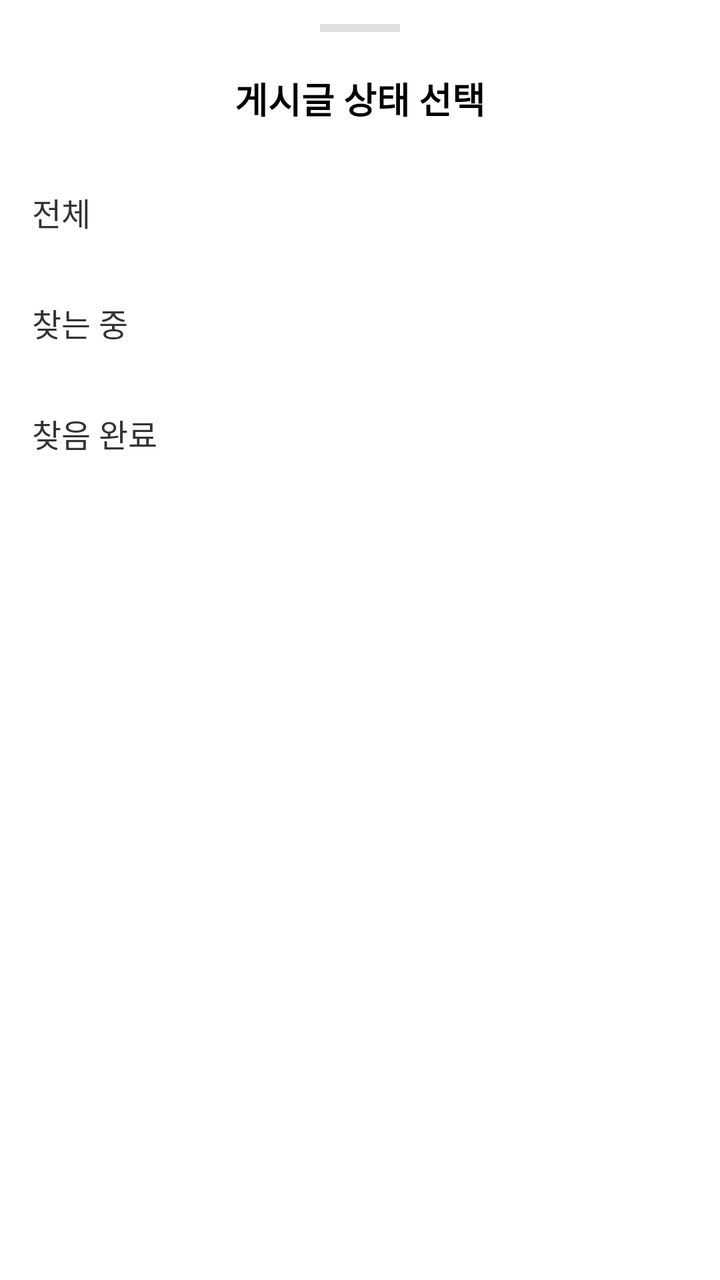
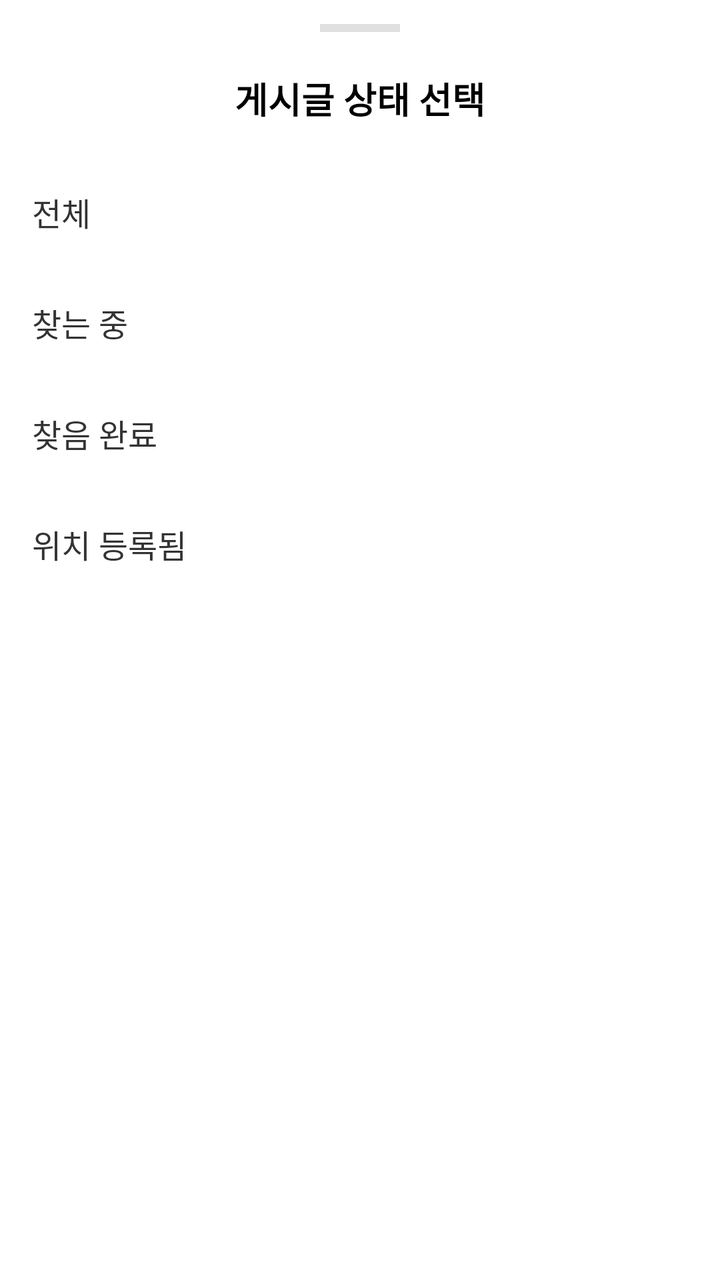

Before-and-after screenshots of an Android layout around one commit, followed by the original layout XML and the change that was made.
<!-- AndroidManifest.xml: application theme Theme.JubJub -->
<!-- res/layout/filter_lost_found.xml -->
<?xml version="1.0" encoding="utf-8"?>
<LinearLayout xmlns:android="http://schemas.android.com/apk/res/android"
    android:layout_width="match_parent"
    android:layout_height="wrap_content"
    android:orientation="vertical"
    android:background="@android:color/white"
    android:paddingBottom="20dp">

    <View
        android:layout_width="40dp"
        android:layout_height="4dp"
        android:layout_gravity="center"
        android:layout_marginTop="12dp"
        android:layout_marginBottom="20dp"
        android:background="#E0E0E0"/>

    <TextView
        android:layout_width="match_parent"
        android:layout_height="wrap_content"
        android:text="게시글 상태 선택"
        android:textSize="18sp"
        android:textStyle="bold"
        android:textColor="#000000"
        android:gravity="center"
        android:layout_marginBottom="16dp"/>

    <TextView
        android:id="@+id/tv_filter_all"
        android:layout_width="match_parent"
        android:layout_height="wrap_content"
        android:text="전체"
        android:textSize="16sp"
        android:textColor="#333333"
        android:padding="16dp"
        android:background="?attr/selectableItemBackground"/>

    <TextView
        android:id="@+id/tv_filter_finding"
        android:layout_width="match_parent"
        android:layout_height="wrap_content"
        android:text="찾는 중"
        android:textSize="16sp"
        android:textColor="#333333"
        android:padding="16dp"
        android:background="?attr/selectableItemBackground"/>

    <TextView
        android:id="@+id/tv_filter_found"
        android:layout_width="match_parent"
        android:layout_height="wrap_content"
        android:text="찾음 완료"
        android:textSize="16sp"
        android:textColor="#333333"
        android:padding="16dp"
        android:background="?attr/selectableItemBackground"/>

</LinearLayout>
<!-- resources referenced by this layout -->
<resources>
  <style name="Theme.JubJub" parent="Base.Theme.JubJub" />
  <style name="Base.Theme.JubJub" parent="Theme.Material3.DayNight.NoActionBar">
          
          
          <item name="android:windowBackground">@android:color/white</item>
      </style>
</resources>

<!-- the commit's change to res/layout/filter_lost_found.xml (unified diff, before → after) -->
@@ -54,4 +54,14 @@
         android:padding="16dp"
         android:background="?attr/selectableItemBackground"/>
 
+    <TextView
+        android:id="@+id/tv_filter_with_location"
+        android:layout_width="match_parent"
+        android:layout_height="wrap_content"
+        android:text="위치 등록됨"
+        android:textSize="16sp"
+        android:textColor="#333333"
+        android:padding="16dp"
+        android:background="?attr/selectableItemBackground"/>
+
 </LinearLayout>
